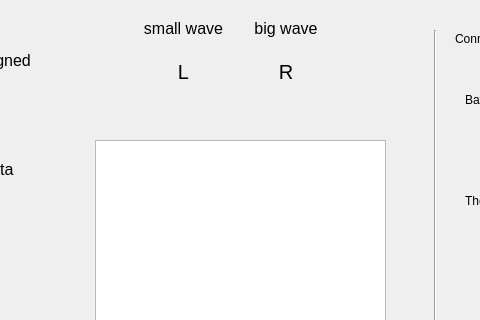
First picture: the form in mainwindow.ui, repository PeterKBailey/Oasis-Pro-Simulator, before the edit; both pictures show x 385 to 865 and y 0 to 320 of the 1277 by 783 pixel window.
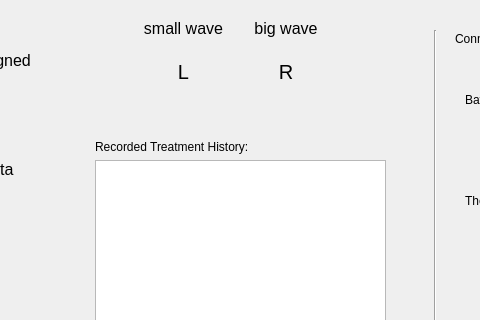
Second picture: the form after the edit.

Commit message: Added label for treatment history in ui

Diff of the .ui file:
```diff
--- a/mainwindow.ui
+++ b/mainwindow.ui
@@ -569,6 +569,13 @@
      </rect>
     </property>
     <layout class="QVBoxLayout" name="therapyLayout">
+     <item>
+      <widget class="QLabel" name="treatmentHistoryLabel">
+       <property name="text">
+        <string>Recorded Treatment History:</string>
+       </property>
+      </widget>
+     </item>
      <item>
       <widget class="QListWidget" name="treatmentHistoryList"/>
      </item>
```
